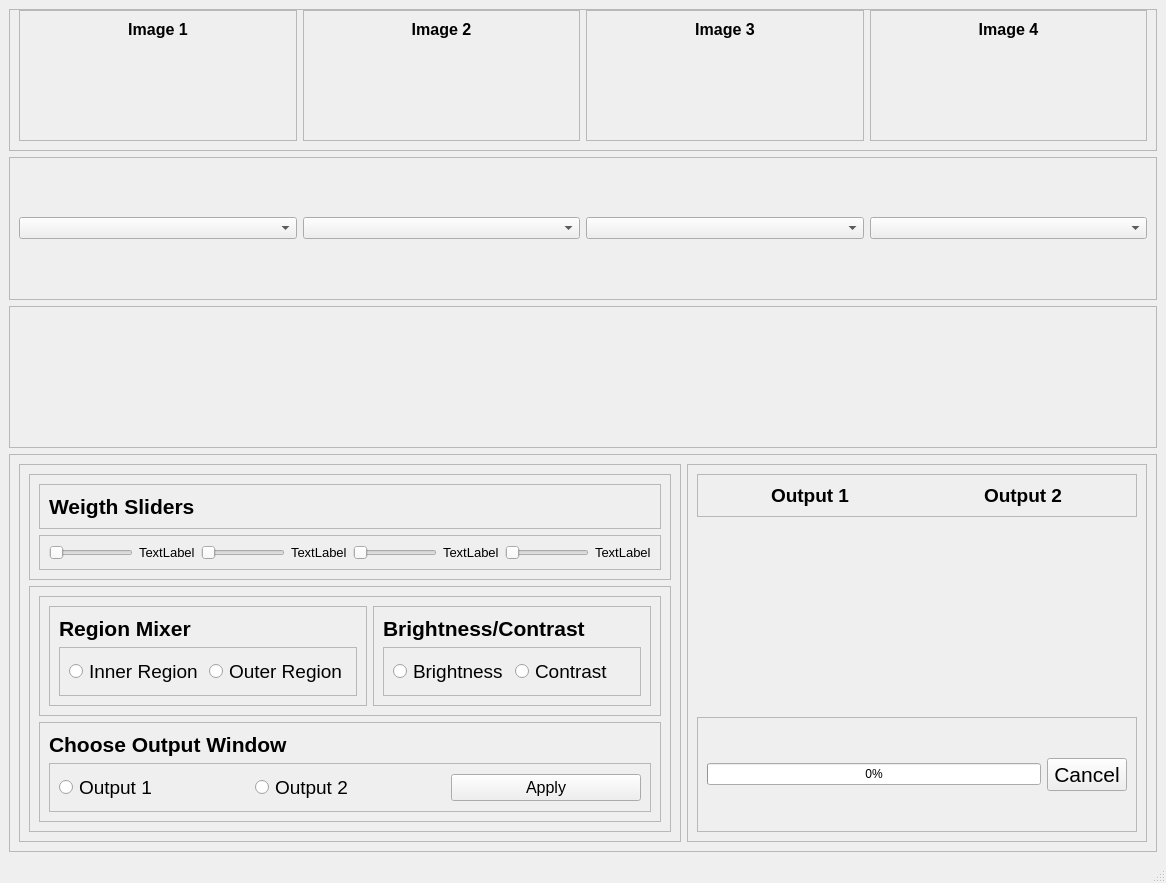
Before: the Qt Designer form GUI.ui in shehab400/Face_Morphing, drawn with Qt 5.
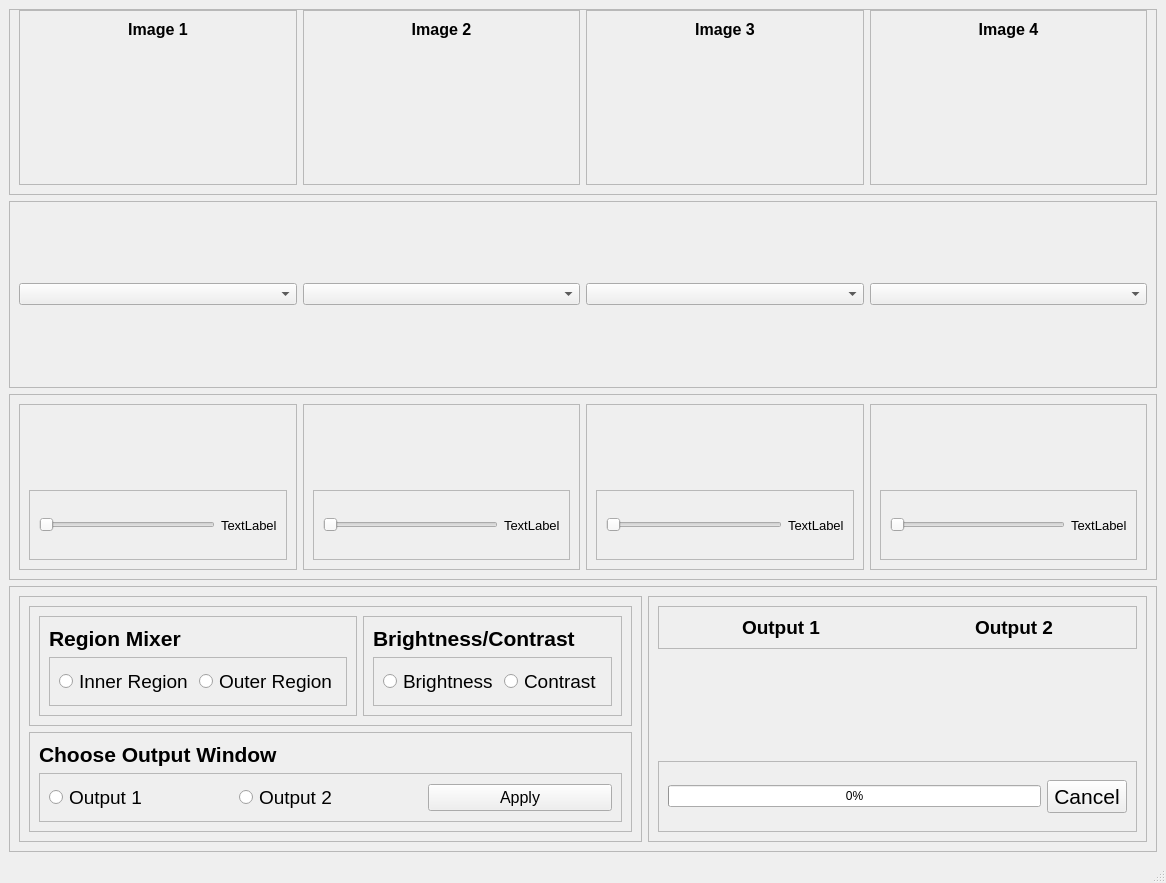
After: the same form once the commit is applied.

Diff of the .ui file:
```diff
--- a/GUI.ui
+++ b/GUI.ui
@@ -203,25 +203,209 @@
       </property>
       <layout class="QHBoxLayout" name="horizontalLayout_4">
        <item>
+        <widget class="QFrame" name="frame_24">
+         <property name="frameShape">
+          <enum>QFrame::StyledPanel</enum>
+         </property>
+         <property name="frameShadow">
+          <enum>QFrame::Raised</enum>
+         </property>
+         <layout class="QVBoxLayout" name="verticalLayout_10">
+          <item>
         <widget class="QWidget" name="widget_5" native="true">
          <layout class="QHBoxLayout" name="horizontalLayout_14"/>
         </widget>
        </item>
        <item>
+           <widget class="QFrame" name="frame_25">
+            <property name="frameShape">
+             <enum>QFrame::StyledPanel</enum>
+            </property>
+            <property name="frameShadow">
+             <enum>QFrame::Raised</enum>
+            </property>
+            <layout class="QHBoxLayout" name="horizontalLayout_2">
+             <item>
+              <widget class="QSlider" name="horizontalSlider">
+               <property name="maximum">
+                <number>100</number>
+               </property>
+               <property name="orientation">
+                <enum>Qt::Horizontal</enum>
+               </property>
+              </widget>
+             </item>
+             <item>
+              <widget class="QLabel" name="label_6">
+               <property name="font">
+                <font>
+                 <pointsize>10</pointsize>
+                </font>
+               </property>
+               <property name="text">
+                <string>TextLabel</string>
+               </property>
+              </widget>
+             </item>
+            </layout>
+           </widget>
+          </item>
+         </layout>
+        </widget>
+       </item>
+       <item>
+        <widget class="QFrame" name="frame_26">
+         <property name="frameShape">
+          <enum>QFrame::StyledPanel</enum>
+         </property>
+         <property name="frameShadow">
+          <enum>QFrame::Raised</enum>
+         </property>
+         <layout class="QVBoxLayout" name="verticalLayout_11">
+          <item>
         <widget class="QWidget" name="widget_6" native="true">
          <layout class="QHBoxLayout" name="horizontalLayout_15"/>
         </widget>
        </item>
        <item>
+           <widget class="QFrame" name="frame_27">
+            <property name="frameShape">
+             <enum>QFrame::StyledPanel</enum>
+            </property>
+            <property name="frameShadow">
+             <enum>QFrame::Raised</enum>
+            </property>
+            <layout class="QHBoxLayout" name="horizontalLayout_20">
+             <item>
+              <widget class="QSlider" name="horizontalSlider_2">
+               <property name="maximum">
+                <number>100</number>
+               </property>
+               <property name="orientation">
+                <enum>Qt::Horizontal</enum>
+               </property>
+              </widget>
+             </item>
+             <item>
+              <widget class="QLabel" name="label_7">
+               <property name="font">
+                <font>
+                 <pointsize>10</pointsize>
+                </font>
+               </property>
+               <property name="text">
+                <string>TextLabel</string>
+               </property>
+              </widget>
+             </item>
+            </layout>
+           </widget>
+          </item>
+         </layout>
+        </widget>
+       </item>
+       <item>
+        <widget class="QFrame" name="frame_28">
+         <property name="frameShape">
+          <enum>QFrame::StyledPanel</enum>
+         </property>
+         <property name="frameShadow">
+          <enum>QFrame::Raised</enum>
+         </property>
+         <layout class="QVBoxLayout" name="verticalLayout_12">
+          <item>
         <widget class="QWidget" name="widget_7" native="true">
          <layout class="QHBoxLayout" name="horizontalLayout_16"/>
         </widget>
        </item>
        <item>
+           <widget class="QFrame" name="frame_29">
+            <property name="frameShape">
+             <enum>QFrame::StyledPanel</enum>
+            </property>
+            <property name="frameShadow">
+             <enum>QFrame::Raised</enum>
+            </property>
+            <layout class="QHBoxLayout" name="horizontalLayout_21">
+             <item>
+              <widget class="QSlider" name="horizontalSlider_3">
+               <property name="maximum">
+                <number>100</number>
+               </property>
+               <property name="orientation">
+                <enum>Qt::Horizontal</enum>
+               </property>
+              </widget>
+             </item>
+             <item>
+              <widget class="QLabel" name="label_8">
+               <property name="font">
+                <font>
+                 <pointsize>10</pointsize>
+                </font>
+               </property>
+               <property name="text">
+                <string>TextLabel</string>
+               </property>
+              </widget>
+             </item>
+            </layout>
+           </widget>
+          </item>
+         </layout>
+        </widget>
+       </item>
+       <item>
+        <widget class="QFrame" name="frame_30">
+         <property name="frameShape">
+          <enum>QFrame::StyledPanel</enum>
+         </property>
+         <property name="frameShadow">
+          <enum>QFrame::Raised</enum>
+         </property>
+         <layout class="QVBoxLayout" name="verticalLayout_13">
+          <item>
         <widget class="QWidget" name="widget_8" native="true">
          <layout class="QHBoxLayout" name="horizontalLayout_17"/>
         </widget>
        </item>
+          <item>
+           <widget class="QFrame" name="frame_31">
+            <property name="frameShape">
+             <enum>QFrame::StyledPanel</enum>
+            </property>
+            <property name="frameShadow">
+             <enum>QFrame::Raised</enum>
+            </property>
+            <layout class="QHBoxLayout" name="horizontalLayout_22">
+             <item>
+              <widget class="QSlider" name="horizontalSlider_4">
+               <property name="maximum">
+                <number>100</number>
+               </property>
+               <property name="orientation">
+                <enum>Qt::Horizontal</enum>
+               </property>
+              </widget>
+             </item>
+             <item>
+              <widget class="QLabel" name="label_9">
+               <property name="font">
+                <font>
+                 <pointsize>10</pointsize>
+                </font>
+               </property>
+               <property name="text">
+                <string>TextLabel</string>
+               </property>
+              </widget>
+             </item>
+            </layout>
+           </widget>
+          </item>
+         </layout>
+        </widget>
+       </item>
       </layout>
      </widget>
     </item>
@@ -243,26 +427,17 @@
           <enum>QFrame::Raised</enum>
          </property>
          <layout class="QGridLayout" name="gridLayout_4">
+          <item row="1" column="0">
+           <widget class="QFrame" name="frame_13">
+            <property name="frameShape">
+             <enum>QFrame::StyledPanel</enum>
+            </property>
+            <property name="frameShadow">
+             <enum>QFrame::Raised</enum>
+            </property>
+            <layout class="QGridLayout" name="gridLayout_3">
           <item row="0" column="0">
-           <widget class="QFrame" name="frame_8">
-            <property name="frameShape">
-             <enum>QFrame::StyledPanel</enum>
-            </property>
-            <property name="frameShadow">
-             <enum>QFrame::Raised</enum>
-            </property>
-            <layout class="QVBoxLayout" name="verticalLayout">
-             <item alignment="Qt::AlignBottom">
-              <widget class="QFrame" name="frame_9">
-               <property name="frameShape">
-                <enum>QFrame::StyledPanel</enum>
-               </property>
-               <property name="frameShadow">
-                <enum>QFrame::Raised</enum>
-               </property>
-               <layout class="QGridLayout" name="gridLayout_2">
-                <item row="0" column="0" alignment="Qt::AlignBottom">
-                 <widget class="QLabel" name="label_5">
+              <widget class="QLabel" name="label_11">
                   <property name="font">
                    <font>
                     <pointsize>16</pointsize>
@@ -271,126 +446,68 @@
                    </font>
                   </property>
                   <property name="text">
-                   <string>Weigth Sliders</string>
-                  </property>
-                 </widget>
-                </item>
-               </layout>
-              </widget>
-             </item>
-             <item alignment="Qt::AlignBottom">
-              <widget class="QFrame" name="frame_7">
-               <property name="frameShape">
-                <enum>QFrame::StyledPanel</enum>
-               </property>
-               <property name="frameShadow">
-                <enum>QFrame::Raised</enum>
-               </property>
-               <layout class="QHBoxLayout" name="horizontalLayout_5">
-                <item>
-                 <widget class="QSlider" name="horizontalSlider">
-                  <property name="maximum">
-                   <number>100</number>
-                  </property>
-                  <property name="orientation">
-                   <enum>Qt::Horizontal</enum>
-                  </property>
-                 </widget>
-                </item>
-                <item>
-                 <widget class="QLabel" name="label_6">
-                  <property name="font">
-                   <font>
-                    <pointsize>10</pointsize>
-                   </font>
-                  </property>
-                  <property name="text">
-                   <string>TextLabel</string>
-                  </property>
-                 </widget>
-                </item>
-                <item>
-                 <widget class="QSlider" name="horizontalSlider_2">
-                  <property name="maximum">
-                   <number>100</number>
-                  </property>
-                  <property name="orientation">
-                   <enum>Qt::Horizontal</enum>
-                  </property>
-                 </widget>
-                </item>
-                <item>
-                 <widget class="QLabel" name="label_7">
-                  <property name="font">
-                   <font>
-                    <pointsize>10</pointsize>
-                   </font>
-                  </property>
-                  <property name="text">
-                   <string>TextLabel</string>
-                  </property>
-                 </widget>
-                </item>
-                <item>
-                 <widget class="QSlider" name="horizontalSlider_3">
-                  <property name="maximum">
-                   <number>100</number>
-                  </property>
-                  <property name="orientation">
-                   <enum>Qt::Horizontal</enum>
-                  </property>
-                 </widget>
-                </item>
-                <item>
-                 <widget class="QLabel" name="label_8">
-                  <property name="font">
-                   <font>
-                    <pointsize>10</pointsize>
-                   </font>
-                  </property>
-                  <property name="text">
-                   <string>TextLabel</string>
-                  </property>
-                 </widget>
-                </item>
-                <item>
-                 <widget class="QSlider" name="horizontalSlider_4">
-                  <property name="maximum">
-                   <number>100</number>
-                  </property>
-                  <property name="orientation">
-                   <enum>Qt::Horizontal</enum>
-                  </property>
-                 </widget>
-                </item>
-                <item>
-                 <widget class="QLabel" name="label_9">
-                  <property name="font">
-                   <font>
-                    <pointsize>10</pointsize>
-                   </font>
-                  </property>
-                  <property name="text">
-                   <string>TextLabel</string>
-                  </property>
-                 </widget>
-                </item>
-               </layout>
-              </widget>
-             </item>
-            </layout>
+                <string>Choose Output Window</string>
+               </property>
            </widget>
           </item>
           <item row="1" column="0">
-           <widget class="QFrame" name="frame_6">
+              <widget class="QFrame" name="frame_18">
             <property name="frameShape">
              <enum>QFrame::StyledPanel</enum>
             </property>
             <property name="frameShadow">
              <enum>QFrame::Raised</enum>
             </property>
-            <layout class="QVBoxLayout" name="verticalLayout_4">
+               <layout class="QHBoxLayout" name="horizontalLayout_6">
              <item>
+                 <widget class="QRadioButton" name="radioButton">
+                  <property name="font">
+                   <font>
+                    <pointsize>14</pointsize>
+                   </font>
+                  </property>
+                  <property name="text">
+                   <string>Output 1</string>
+                  </property>
+                 </widget>
+                </item>
+                <item>
+                 <widget class="QRadioButton" name="radioButton_2">
+                  <property name="font">
+                   <font>
+                    <pointsize>14</pointsize>
+                   </font>
+                  </property>
+                  <property name="text">
+                   <string>Output 2</string>
+                  </property>
+                 </widget>
+                </item>
+                <item>
+                 <widget class="QPushButton" name="applyButton">
+                  <property name="maximumSize">
+                   <size>
+                    <width>226</width>
+                    <height>16777215</height>
+                   </size>
+                  </property>
+                  <property name="font">
+                   <font>
+                    <pointsize>12</pointsize>
+                   </font>
+                  </property>
+                  <property name="text">
+                   <string>Apply</string>
+                  </property>
+                 </widget>
+                </item>
+               </layout>
+              </widget>
+             </item>
+            </layout>
+           </widget>
+          </item>
+          <item row="0" column="0">
               <widget class="QFrame" name="frame_14">
                <property name="frameShape">
                 <enum>QFrame::StyledPanel</enum>
@@ -514,89 +631,6 @@
                         </property>
                         <property name="text">
                          <string>Contrast</string>
-                        </property>
-                       </widget>
-                      </item>
-                     </layout>
-                    </widget>
-                   </item>
-                  </layout>
-                 </widget>
-                </item>
-               </layout>
-              </widget>
-             </item>
-             <item>
-              <widget class="QFrame" name="frame_13">
-               <property name="frameShape">
-                <enum>QFrame::StyledPanel</enum>
-               </property>
-               <property name="frameShadow">
-                <enum>QFrame::Raised</enum>
-               </property>
-               <layout class="QGridLayout" name="gridLayout_3">
-                <item row="0" column="0">
-                 <widget class="QLabel" name="label_11">
-                  <property name="font">
-                   <font>
-                    <pointsize>16</pointsize>
-                    <weight>75</weight>
-                    <bold>true</bold>
-                   </font>
-                  </property>
-                  <property name="text">
-                   <string>Choose Output Window</string>
-                  </property>
-                 </widget>
-                </item>
-                <item row="1" column="0">
-                 <widget class="QFrame" name="frame_18">
-                  <property name="frameShape">
-                   <enum>QFrame::StyledPanel</enum>
-                  </property>
-                  <property name="frameShadow">
-                   <enum>QFrame::Raised</enum>
-                  </property>
-                  <layout class="QHBoxLayout" name="horizontalLayout_6">
-                   <item>
-                    <widget class="QRadioButton" name="radioButton">
-                     <property name="font">
-                      <font>
-                       <pointsize>14</pointsize>
-                      </font>
-                     </property>
-                     <property name="text">
-                      <string>Output 1</string>
-                     </property>
-                    </widget>
-                   </item>
-                   <item>
-                    <widget class="QRadioButton" name="radioButton_2">
-                     <property name="font">
-                      <font>
-                       <pointsize>14</pointsize>
-                      </font>
-                     </property>
-                     <property name="text">
-                      <string>Output 2</string>
-                     </property>
-                    </widget>
-                   </item>
-                   <item>
-                    <widget class="QPushButton" name="applyButton">
-                     <property name="maximumSize">
-                      <size>
-                       <width>226</width>
-                       <height>16777215</height>
-                      </size>
-                     </property>
-                     <property name="font">
-                      <font>
-                       <pointsize>12</pointsize>
-                      </font>
-                     </property>
-                     <property name="text">
-                      <string>Apply</string>
                      </property>
                     </widget>
                    </item>
```
Lines whose indentation alone changed are shown as unchanged.
